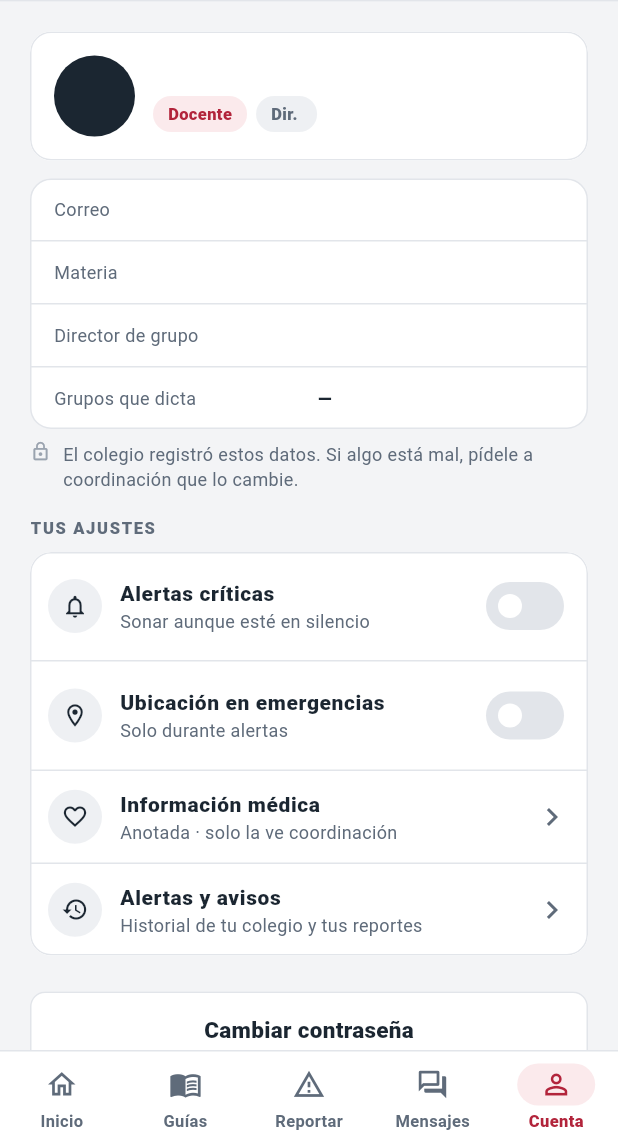
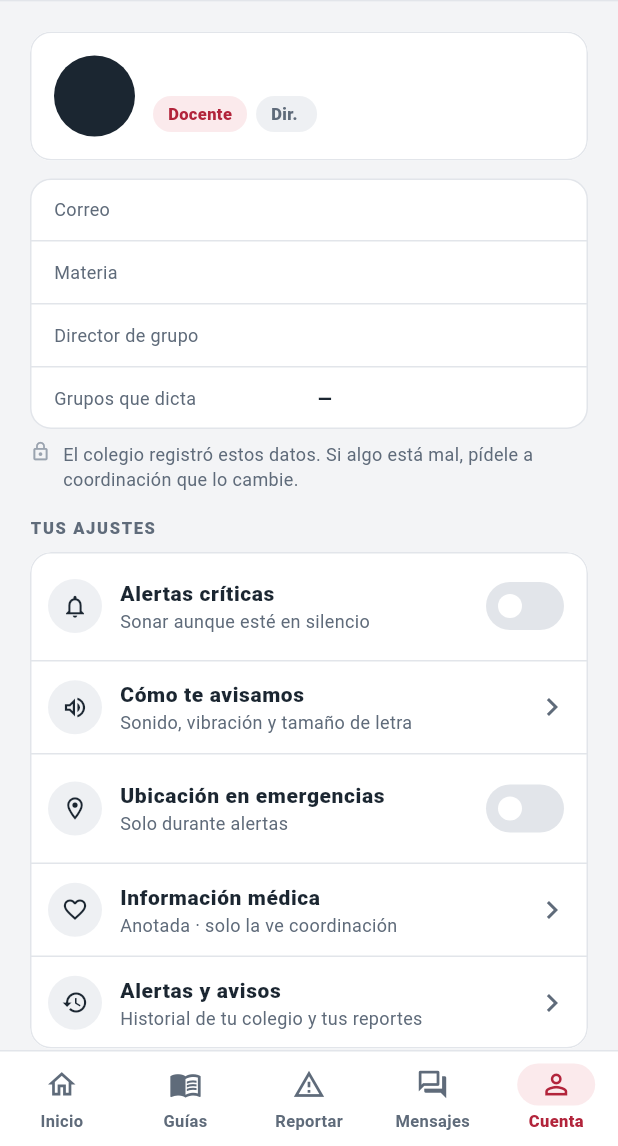
Before and after one commit to hinoko98/alertic, a Flutter app: the AppShell screen opened directly with empty values, item 5 of the bottom bar chosen, on a phone screen of 412 x 824 dp, the part 90-1236 px from its top. Run offline on Flutter 3.47's test engine with Material 3 defaults, Android fonts, the phone set to English and light mode, and no system bars; our stand-ins replace firebase_core, firebase_messaging, flutter_local_notifications, geolocator, shared_preferences; accounts and stored records are empty; network calls fail.

Commit message:
feat(account): el perfil abre «Cómo te avisamos»
Co-Authored-By: Claude Sonnet 5.5 <noreply@anthropic.com>

```diff
--- a/lib/features/account/presentation/account_screen.dart
+++ b/lib/features/account/presentation/account_screen.dart
@@ -19,6 +19,7 @@ import '../../onboarding/domain/enrollment.dart';
 import '../../onboarding/domain/person_name.dart';
 import '../../onboarding/presentation/widgets/identity_card.dart';
 import '../domain/account_repository.dart';
+import 'alert_preferences_screen.dart';
 import 'alerts_feed_screen.dart';
 import 'change_password_sheet.dart';
 import 'family_contacts_view.dart';
@@ -200,6 +201,14 @@ class _AccountScreenState extends State<AccountScreen> {
                     switchKey: const Key('ajuste-alertas'),
                     value: _settings!.criticalAlerts,
                     onChanged: (bool v) => _update(criticalAlerts: v),
+                  ),
+                  const Divider(height: 1),
+                  _Row(
+                    key: const Key('como-te-avisamos'),
+                    icon: Icons.volume_up_outlined,
+                    title: 'Cómo te avisamos',
+                    subtitle: 'Sonido, vibración y tamaño de letra',
+                    onTap: () => _push((_) => const AlertPreferencesScreen()),
                   ),
                   const Divider(height: 1),
                   _Row(
```
